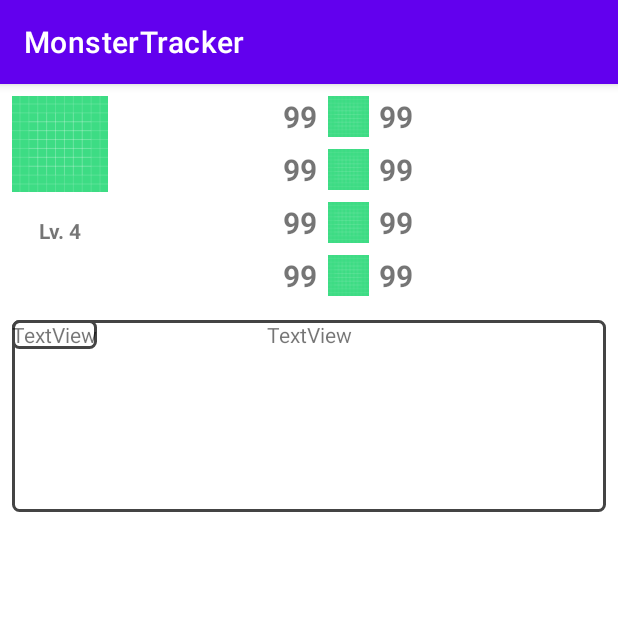
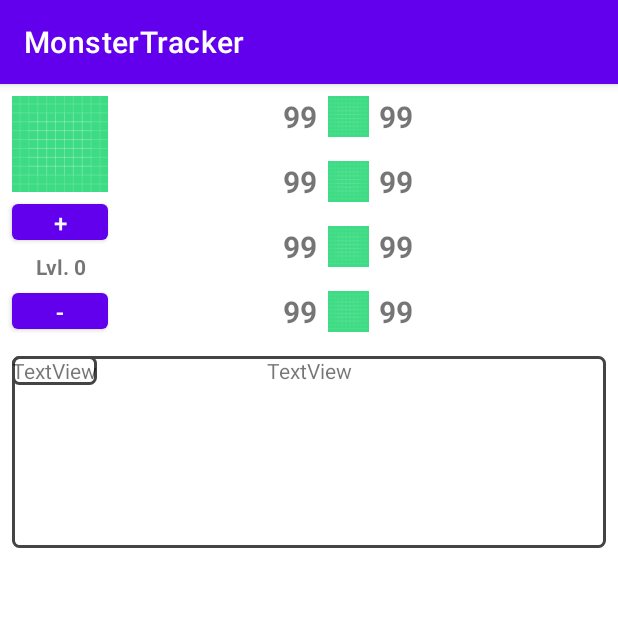
Before and after one commit to CSCE-Mobile-Programming/MonsterTracker, an Android app: the MonsterDetailsFragment screen opened directly, with no data from a screen before it, on a phone screen of 412 x 824 dp, the top half of it. Run offline under Robolectric (Android 15) with nearby library versions, the phone set to English and light mode, and no system bars; 25 statements that could not run were skipped.

Commit message:
Update level in monster details

```diff
--- a/app/src/main/java/com/uark/csce/monstertracker/MonsterDetailsActivity/MonsterDetailsContract.java
+++ b/app/src/main/java/com/uark/csce/monstertracker/MonsterDetailsActivity/MonsterDetailsContract.java
@@ -14,5 +14,8 @@ public interface MonsterDetailsContract {
         public void start();
         public void setMonsterInfo(String monsterInfoName);
         public MonsterInfo getMonsterInfo();
+        public void addLevel();
+        public void subtractLevel();
+        public int getLevel();
     }
 }
--- a/app/src/main/java/com/uark/csce/monstertracker/MonsterDetailsActivity/MonsterDetailsFragment.java
+++ b/app/src/main/java/com/uark/csce/monstertracker/MonsterDetailsActivity/MonsterDetailsFragment.java
@@ -7,6 +7,7 @@ import androidx.fragment.app.Fragment;
 import android.view.LayoutInflater;
 import android.view.View;
 import android.view.ViewGroup;
+import android.widget.Button;
 import android.widget.TextView;
 
 import com.uark.csce.monstertracker.R;
@@ -14,6 +15,8 @@ import com.uark.csce.monstertracker.models.Attributes;
 import com.uark.csce.monstertracker.models.info.AttributesInfo;
 import com.uark.csce.monstertracker.models.info.MonsterInfo;
 import com.uark.csce.monstertracker.models.info.MonsterStatsInfo;
+
+import org.w3c.dom.Text;
 
 public class MonsterDetailsFragment extends Fragment implements MonsterDetailsContract.View {
     MonsterDetailsContract.Presenter presenter;
@@ -37,6 +40,26 @@ public class MonsterDetailsFragment extends Fragment implements MonsterDetailsCo
                              Bundle savedInstanceState) {
         // Inflate the layout for this fragment
         View root = inflater.inflate(R.layout.fragment_monster_details, container, false);
+
+        Button btnLevelAdd = (Button)root.findViewById(R.id.btnLevelAdd);
+        Button btnLevelSubtract = (Button)root.findViewById(R.id.btnLevelSubtract);
+        btnLevelAdd.setOnClickListener(new View.OnClickListener() {
+            @Override
+            public void onClick(View view) {
+                presenter.addLevel();
+                populateInfo(root, presenter.getMonsterInfo());
+                populateAttributes(root, presenter.getMonsterInfo());
+            }
+        });
+        btnLevelSubtract.setOnClickListener(new View.OnClickListener() {
+            @Override
+            public void onClick(View view) {
+                presenter.subtractLevel();
+                populateInfo(root, presenter.getMonsterInfo());
+                populateAttributes(root, presenter.getMonsterInfo());
+            }
+        });
+
         return root;
     }
 
@@ -55,7 +78,7 @@ public class MonsterDetailsFragment extends Fragment implements MonsterDetailsCo
 
     private void populateInfo(View view, MonsterInfo info) {
         // Set up normal and elite info
-        MonsterStatsInfo stats = info.getStats().get(0);
+        MonsterStatsInfo stats = info.getStats().get(presenter.getLevel());
         ((TextView)view.findViewById(R.id.tvNormalHealth)).setText(Integer.toString(stats.getNormal().getHealth()));
         ((TextView)view.findViewById(R.id.tvNormalMove)).setText(Integer.toString(stats.getNormal().getMove()));
         ((TextView)view.findViewById(R.id.tvNormalAttack)).setText(Integer.toString(stats.getNormal().getAttack()));
@@ -64,12 +87,14 @@ public class MonsterDetailsFragment extends Fragment implements MonsterDetailsCo
         ((TextView)view.findViewById(R.id.tvEliteMove)).setText(Integer.toString(stats.getElite().getMove()));
         ((TextView)view.findViewById(R.id.tvEliteAttack)).setText(Integer.toString(stats.getElite().getAttack()));
         ((TextView)view.findViewById(R.id.tvEliteRange)).setText(Integer.toString(stats.getElite().getRange()));
+
+        ((TextView)view.findViewById(R.id.tvLevel)).setText("Lvl. " + Integer.toString(presenter.getLevel()));
     }
 
     private void populateAttributes(View view, MonsterInfo info) {
         // Reverse case! Time to parse all. of. the. attributes. :(
-        AttributesInfo normalAttr = info.getStats().get(0).getNormal().getAttributesInfo();
-        AttributesInfo eliteAttr = info.getStats().get(0).getElite().getAttributesInfo();
+        AttributesInfo normalAttr = info.getStats().get(presenter.getLevel()).getNormal().getAttributesInfo();
+        AttributesInfo eliteAttr = info.getStats().get(presenter.getLevel()).getElite().getAttributesInfo();
 
         AttributesInfo[] infos = new AttributesInfo[] {normalAttr, eliteAttr};
         StringBuilder[] attributeTexts = new StringBuilder[] {new StringBuilder(), new StringBuilder()};
--- a/app/src/main/java/com/uark/csce/monstertracker/MonsterDetailsActivity/MonsterDetailsPresenter.java
+++ b/app/src/main/java/com/uark/csce/monstertracker/MonsterDetailsActivity/MonsterDetailsPresenter.java
@@ -8,6 +8,7 @@ public class MonsterDetailsPresenter implements MonsterDetailsContract.Presenter
     MonsterRepository repository;
 
     MonsterInfo info;
+    int currentLevel = 0;
 
     @Override
     public void setView(MonsterDetailsContract.View view) {
@@ -33,4 +34,21 @@ public class MonsterDetailsPresenter implements MonsterDetailsContract.Presenter
     public MonsterInfo getMonsterInfo() {
         return this.info;
     }
+
+    @Override
+    public void addLevel() {
+        if (currentLevel < 7)
+            currentLevel += 1;
+    }
+
+    @Override
+    public void subtractLevel() {
+        if (currentLevel > 0)
+            currentLevel -= 1;
+    }
+
+    @Override
+    public int getLevel() {
+        return this.currentLevel;
+    }
 }
--- a/app/src/main/res/layout/fragment_monster_details.xml
+++ b/app/src/main/res/layout/fragment_monster_details.xml
@@ -11,13 +11,12 @@
         android:id="@+id/tvEliteRange"
         android:layout_width="32dp"
         android:layout_height="wrap_content"
-        android:layout_marginTop="8dp"
         android:text="99"
         android:textAlignment="center"
         android:textSize="20sp"
         android:textStyle="bold"
         app:layout_constraintStart_toEndOf="@+id/ivIconMove3"
-        app:layout_constraintTop_toBottomOf="@+id/tvEliteAttack" />
+        app:layout_constraintTop_toTopOf="@+id/ivIconMove3" />
 
     <ImageView
         android:id="@+id/ivMonsterPortrait"
@@ -33,15 +32,14 @@
         android:id="@+id/tvLevel"
         android:layout_width="0dp"
         android:layout_height="wrap_content"
-        android:layout_marginStart="8dp"
-        android:layout_marginTop="16dp"
+        android:layout_marginTop="8dp"
         android:text="Lv. 4"
         android:textAlignment="center"
         android:textSize="14sp"
         android:textStyle="bold"
         app:layout_constraintEnd_toEndOf="@+id/ivMonsterPortrait"
-        app:layout_constraintStart_toStartOf="parent"
-        app:layout_constraintTop_toBottomOf="@+id/ivMonsterPortrait" />
+        app:layout_constraintStart_toStartOf="@+id/ivMonsterPortrait"
+        app:layout_constraintTop_toBottomOf="@+id/btnLevelAdd" />
 
     <TextView
         android:id="@+id/tvNormalHealth"
@@ -60,7 +58,7 @@
         android:id="@+id/tvNormalMove"
         android:layout_width="32dp"
         android:layout_height="wrap_content"
-        android:layout_marginTop="8dp"
+        android:layout_marginTop="16dp"
         android:text="99"
         android:textAlignment="center"
         android:textSize="20sp"
@@ -72,7 +70,7 @@
         android:id="@+id/tvNormalAttack"
         android:layout_width="32dp"
         android:layout_height="wrap_content"
-        android:layout_marginTop="8dp"
+        android:layout_marginTop="16dp"
         android:text="99"
         android:textAlignment="center"
         android:textSize="20sp"
@@ -84,7 +82,7 @@
         android:id="@+id/tvNormalRange"
         android:layout_width="32dp"
         android:layout_height="wrap_content"
-        android:layout_marginTop="8dp"
+        android:layout_marginTop="16dp"
         android:text="99"
         android:textAlignment="center"
         android:textSize="20sp"
@@ -144,25 +142,23 @@
         android:id="@+id/tvEliteMove"
         android:layout_width="32dp"
         android:layout_height="wrap_content"
-        android:layout_marginTop="8dp"
         android:text="99"
         android:textAlignment="center"
         android:textSize="20sp"
         android:textStyle="bold"
         app:layout_constraintStart_toEndOf="@+id/ivIconMove"
-        app:layout_constraintTop_toBottomOf="@+id/tvEliteHealth" />
+        app:layout_constraintTop_toTopOf="@+id/ivIconMove" />
 
     <TextView
         android:id="@+id/tvEliteAttack"
         android:layout_width="32dp"
         android:layout_height="wrap_content"
-        android:layout_marginTop="8dp"
         android:text="99"
         android:textAlignment="center"
         android:textSize="20sp"
         android:textStyle="bold"
         app:layout_constraintStart_toEndOf="@+id/ivIconMove2"
-        app:layout_constraintTop_toBottomOf="@+id/tvEliteMove" />
+        app:layout_constraintTop_toTopOf="@+id/ivIconMove2" />
 
     <TextView
         android:id="@+id/tvEliteAttributesList"
@@ -224,4 +220,36 @@
         android:text="TextView"
         app:layout_constraintStart_toStartOf="@+id/tvCardText"
         app:layout_constraintTop_toTopOf="@+id/tvCardText" />
+
+    <Button
+        android:id="@+id/btnLevelAdd"
+        android:layout_width="64dp"
+        android:layout_height="24dp"
+        android:layout_marginTop="8dp"
+        android:includeFontPadding="false"
+        android:insetTop="0dp"
+        android:insetBottom="0dp"
+        android:minHeight="32dp"
+        android:text="+"
+        android:textSize="16sp"
+        app:iconPadding="0dp"
+        app:layout_constraintEnd_toEndOf="@+id/ivMonsterPortrait"
+        app:layout_constraintStart_toStartOf="@+id/ivMonsterPortrait"
+        app:layout_constraintTop_toBottomOf="@+id/ivMonsterPortrait" />
+
+    <Button
+        android:id="@+id/btnLevelSubtract"
+        android:layout_width="64dp"
+        android:layout_height="24dp"
+        android:layout_marginTop="8dp"
+        android:includeFontPadding="false"
+        android:insetTop="0dp"
+        android:insetBottom="0dp"
+        android:minHeight="32dp"
+        android:text="-"
+        android:textSize="16sp"
+        app:iconPadding="0dp"
+        app:layout_constraintEnd_toEndOf="@+id/ivMonsterPortrait"
+        app:layout_constraintStart_toStartOf="@+id/ivMonsterPortrait"
+        app:layout_constraintTop_toBottomOf="@+id/tvLevel" />
 </androidx.constraintlayout.widget.ConstraintLayout>
```
